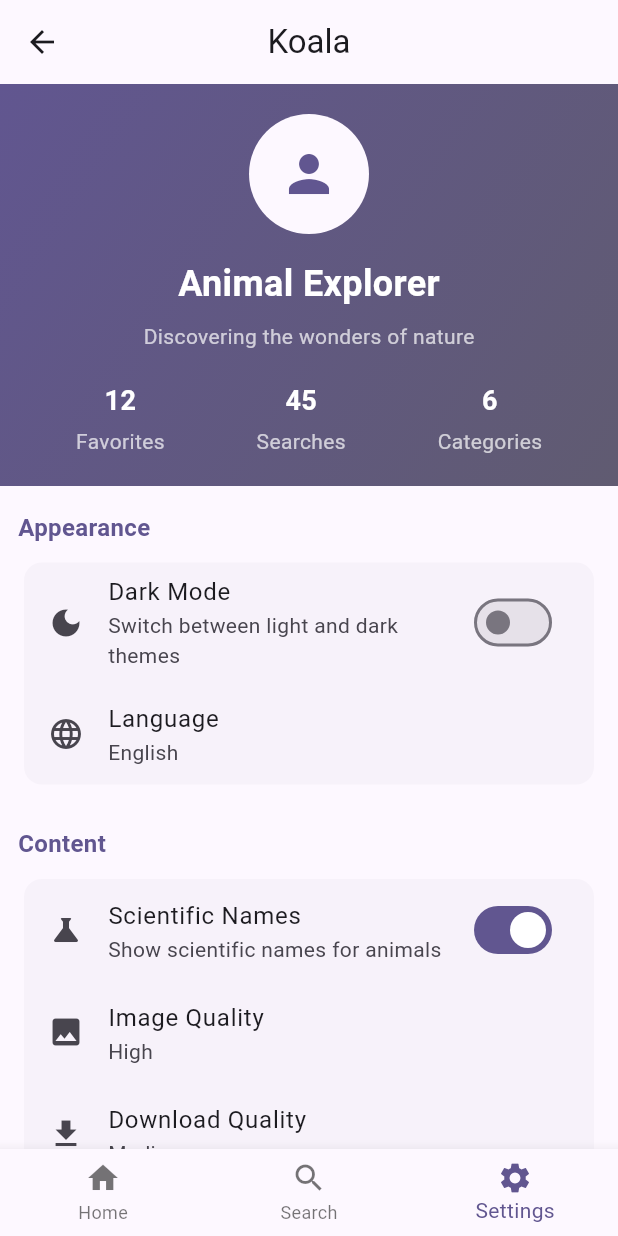
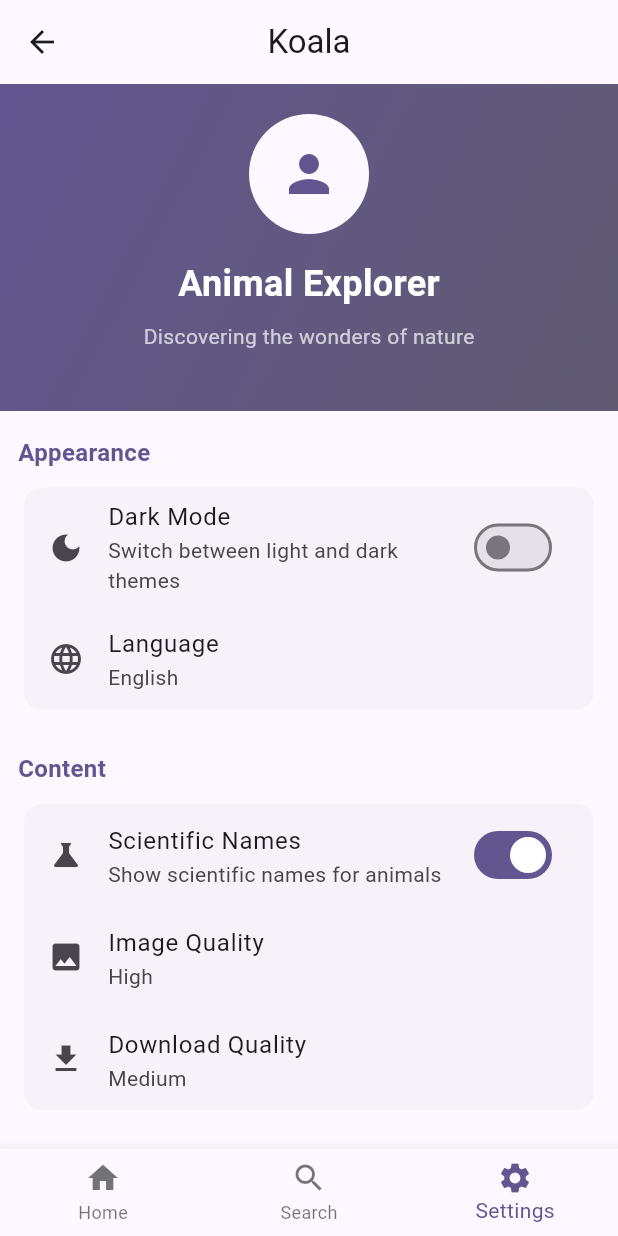
Before and after one commit to dangSonw/koala, a Flutter app: the screen it shows after launch, item 3 of the bottom bar chosen, on a phone screen of 412 x 824 dp. Run offline on Flutter 3.47's test engine with Material 3 defaults, Android fonts, the phone set to English and light mode, and no system bars; our stand-ins replace hive_flutter; accounts and stored records are empty; Roboto replaces fonts that are missing (Schyler).

Commit message:
remove profiles stats on setting page

```diff
--- a/lib/ui/main_screen/pages/setting_page.dart
+++ b/lib/ui/main_screen/pages/setting_page.dart
@@ -126,14 +126,6 @@ class _SettingsPageState extends State<SettingsPage> {
                     ),
                   ),
                   const SizedBox(height: 20),
-                  Row(
-                    mainAxisAlignment: MainAxisAlignment.spaceAround,
-                    children: [
-                      ProfileStats(label: 'Favorites', value: '12'),
-                      ProfileStats(label: 'Searches', value: '45'),
-                      ProfileStats(label: 'Categories', value: '6'),
-                    ],
-                  ),
                 ],
               ),
             ),
```
